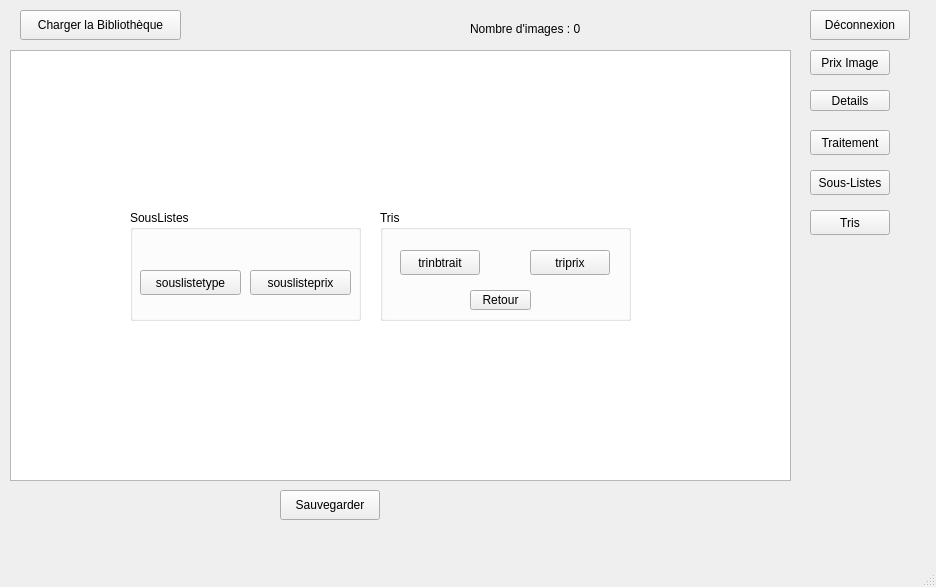
TomAuclin/PROJETC_LMLTM, file Descripteurs/tessst/bibliowindow.ui: the form before one commit.
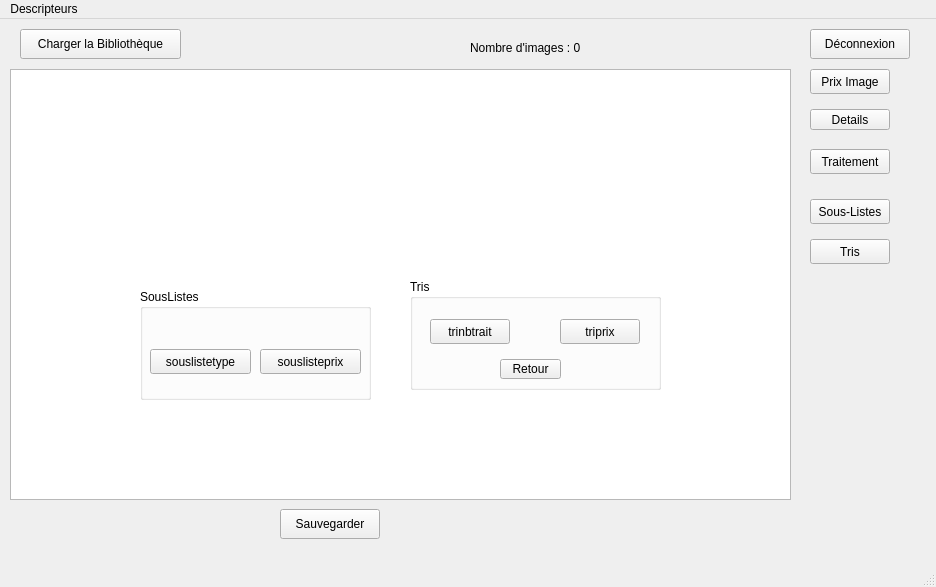
The form after the commit.

What changed in the file:
```diff
--- a/Descripteurs/tessst/bibliowindow.ui
+++ b/Descripteurs/tessst/bibliowindow.ui
@@ -118,8 +118,8 @@
    <widget class="QGroupBox" name="SousListes">
     <property name="geometry">
      <rect>
-      <x>130</x>
-      <y>210</y>
+      <x>140</x>
+      <y>270</y>
       <width>231</width>
       <height>111</height>
      </rect>
@@ -154,24 +154,11 @@
      </property>
     </widget>
    </widget>
-   <widget class="QPushButton" name="SousListesButton">
-    <property name="geometry">
-     <rect>
-      <x>810</x>
-      <y>170</y>
-      <width>80</width>
-      <height>25</height>
-     </rect>
-    </property>
-    <property name="text">
-     <string>Sous-Listes</string>
-    </property>
-   </widget>
    <widget class="QGroupBox" name="Tris">
     <property name="geometry">
      <rect>
-      <x>380</x>
-      <y>210</y>
+      <x>410</x>
+      <y>260</y>
       <width>251</width>
       <height>111</height>
      </rect>
@@ -219,11 +206,24 @@
      </property>
     </widget>
    </widget>
+   <widget class="QPushButton" name="SousListesButton">
+    <property name="geometry">
+     <rect>
+      <x>810</x>
+      <y>180</y>
+      <width>80</width>
+      <height>25</height>
+     </rect>
+    </property>
+    <property name="text">
+     <string>Sous-Listes</string>
+    </property>
+   </widget>
    <widget class="QPushButton" name="Trisbutton">
     <property name="geometry">
      <rect>
       <x>810</x>
-      <y>210</y>
+      <y>220</y>
       <width>80</width>
       <height>25</height>
      </rect>
@@ -242,6 +242,15 @@
      <height>22</height>
     </rect>
    </property>
+   <widget class="QMenu" name="menuDescripteurs">
+    <property name="title">
+     <string>Descripteurs</string>
+    </property>
+    <addaction name="actionAjouterDescripteur"/>
+    <addaction name="actionModifierDescripteur"/>
+    <addaction name="actionSupprimer_un_descripteur"/>
+   </widget>
+   <addaction name="menuDescripteurs"/>
   </widget>
   <widget class="QStatusBar" name="statusbar"/>
  </widget>
```
Left out of the diff: 15 changed lines with no effect on the pictures.
